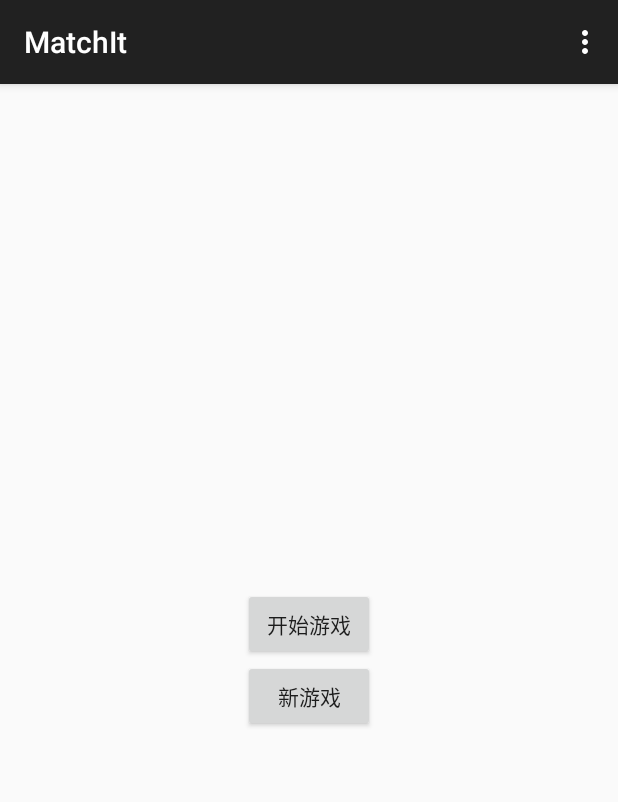
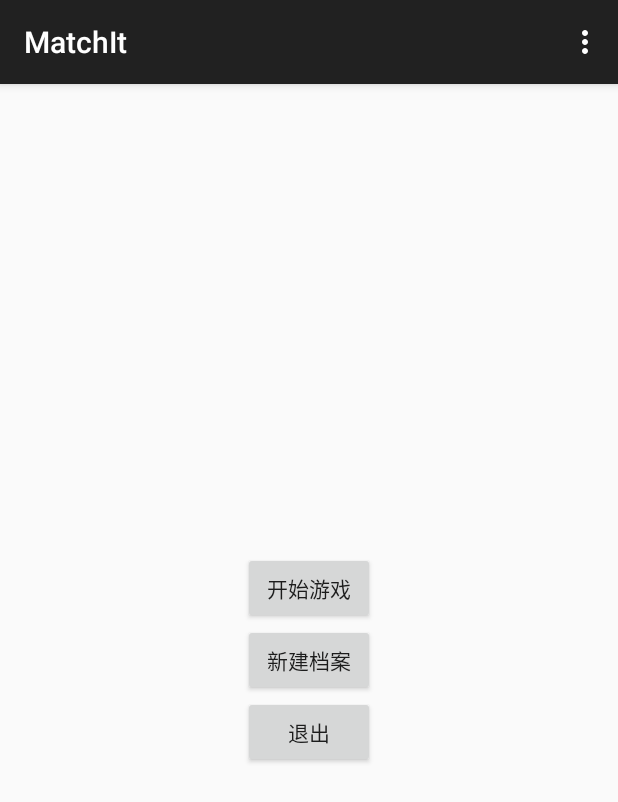
Before and after one commit to haluomao/MatchIt, an Android app: the screen it shows after launch (MainActivity), on a phone screen of 412 x 824 dp. Shown: the top 802 px of the screen. Run offline under Robolectric (Android 15) with nearby library versions, the phone set to English and light mode, and no system bars.

Commit message:
游戏内的逻辑搞定，现在就剩外面了。 1. 选择档案 2. 删除档案 3. 退出时保存

```diff
--- a/MatchIt/app/src/main/java/com/atongmu/matchit/MainActivity.java
+++ b/MatchIt/app/src/main/java/com/atongmu/matchit/MainActivity.java
@@ -1,6 +1,8 @@
 package com.atongmu.matchit;
 
+import android.app.AlertDialog;
 import android.content.Context;
+import android.content.DialogInterface;
 import android.content.Intent;
 import android.support.v7.app.AppCompatActivity;
 import android.os.Bundle;
@@ -8,21 +10,39 @@ import android.view.Menu;
 import android.view.MenuItem;
 import android.view.View;
 import android.view.ViewGroup;
+import android.widget.ArrayAdapter;
 import android.widget.Button;
+import android.widget.EditText;
 import android.widget.LinearLayout;
+import android.widget.ListAdapter;
+import android.widget.ListView;
+import android.widget.SimpleAdapter;
 
 import com.atongmu.matchit.activity.GameActivity;
 import com.atongmu.matchit.android.DrawSurfaceView;
 import com.atongmu.matchit.android.DrawView;
 import com.atongmu.matchit.android.MapView;
+import com.atongmu.matchit.entity.Account;
+import com.atongmu.matchit.entity.UserMission;
+import com.atongmu.matchit.util.Dao;
+import com.atongmu.matchit.util.Util;
+
+import java.util.ArrayList;
+import java.util.List;
+import java.util.Set;
 
 public class MainActivity extends AppCompatActivity {
 
+    private ListView listView;
+    private List<String> userList;
+    private ArrayAdapter adapter;
+    private String user;
     @Override
     protected void onCreate(Bundle savedInstanceState) {
         super.onCreate(savedInstanceState);
         //read user profile here
         setContentView(R.layout.activity_main);
+        listView = (ListView) findViewById(R.id.profile_list);
         init();
     }
 
@@ -33,10 +53,45 @@ public class MainActivity extends AppCompatActivity {
             @Override
             public void onClick(View view)
             {
+                if(userList==null || userList.size()==0)
+                    return;
+                saveProfile();
                 Intent intent = new Intent(MainActivity.this, GameActivity.class);
+                intent.putExtra("user", userList.get(0));
                 startActivity(intent);
             }
         });
+        userList = getData();
+        adapter = new ArrayAdapter<String>(this,
+                android.R.layout.simple_expandable_list_item_1,
+                userList
+                );
+
+        Button btnNew = (Button) findViewById(R.id.btn_new);
+        btnNew.setOnClickListener(new View.OnClickListener(){
+            @Override
+        public void onClick(View view){
+                final EditText inputServer = new EditText(MainActivity.this);
+                inputServer.setFocusable(true);
+                AlertDialog.Builder builder = new AlertDialog.Builder(MainActivity.this);
+                builder.setTitle(getString(R.string.new_profile)).setIcon(
+                        R.drawable.go).setView(inputServer).setNegativeButton(
+                        getString(R.string.cancel), null);
+                builder.setPositiveButton(getString(R.string.ok),
+                        new DialogInterface.OnClickListener() {
+                            public void onClick(DialogInterface dialog, int which) {
+                                if(userList.size()<10 && !userList.contains(inputServer.getText().toString())) {
+                                    userList.add(inputServer.getText().toString());
+                                    adapter.notifyDataSetChanged();
+                                }
+                            }
+                        });
+                builder.show();
+            }
+        });
+
+        listView.setAdapter(adapter);
+
 //        LinearLayout layout=(LinearLayout) findViewById(R.id.root);
 //        //final DrawView view=new DrawView(this);
 ////        final DrawView view=new DrawView(this);
@@ -50,6 +105,22 @@ public class MainActivity extends AppCompatActivity {
 //        layout.addView(view);
     }
 
+    private void saveProfile(){
+        Dao dao = new Dao(MainActivity.this, UserMission.PROFILE);
+        String str = Util.turnStr(userList);
+        dao.put(UserMission.USERS,str);
+    }
+
+    private List<String> getData(){
+        List<String> res = new ArrayList<>();
+        Dao dao = new Dao(MainActivity.this, UserMission.PROFILE);
+        String users = dao.getString(UserMission.USERS);
+        if("".equals(users)){
+            return res;
+        }else{
+            return Util.parseList(users);
+        }
+    }
     @Override
     public boolean onCreateOptionsMenu(Menu menu) {
         // Inflate the menu; this adds items to the action bar if it is present.
--- a/MatchIt/app/src/main/java/com/atongmu/matchit/activity/GameActivity.java
+++ b/MatchIt/app/src/main/java/com/atongmu/matchit/activity/GameActivity.java
@@ -25,7 +25,9 @@ public class GameActivity extends AppCompatActivity {
     private void init() {
         LinearLayout layout=(LinearLayout) findViewById(R.id.layout_game);
 
+        String user = getIntent().getStringExtra("user");
         final DrawSurfaceView view = new DrawSurfaceView(this);
+        view.setUser(user);
         view.setMinimumHeight(1200);
         view.setMinimumWidth(500);
         view.setZOrderOnTop(true);
--- a/MatchIt/app/src/main/res/layout/activity_main.xml
+++ b/MatchIt/app/src/main/res/layout/activity_main.xml
@@ -22,10 +22,29 @@
             android:layout_gravity="center_horizontal" />
 
         <Button
+            android:layout_width="wrap_content"
+            android:layout_height="wrap_content"
+            android:text="新建档案"
+            android:id="@+id/btn_new"
+            android:layout_gravity="center_horizontal" />
+
+        <Button
             android:layout_width="fill_parent"
             android:layout_height="wrap_content"
-            android:text="新游戏"
-            android:id="@+id/btn_new"
+            android:text="退出"
+            android:id="@+id/btn_exit"
             android:layout_gravity="center_horizontal" />
+
+
     </LinearLayout>
+
+    <ListView
+        android:layout_width="wrap_content"
+        android:layout_height="160dp"
+        android:id="@+id/profile_list"
+        android:layout_alignParentBottom="true"
+        android:layout_alignParentLeft="true"
+        android:layout_alignParentStart="true" />
+
+
 </RelativeLayout>
--- a/MatchIt/app/src/main/res/values/strings.xml
+++ b/MatchIt/app/src/main/res/values/strings.xml
@@ -3,4 +3,7 @@
 
     <string name="hello_world">Hello world!</string>
     <string name="action_settings">Settings</string>
+    <string name="new_profile">New Profile</string>
+    <string name="cancel">Cancel</string>
+    <string name="ok">Ok</string>
 </resources>
```
Also changed, not shown: MatchIt/app/src/main/java/com/atongmu/matchit/android/DrawSurfaceView.java (+38 -9 lines), MatchIt/app/src/main/java/com/atongmu/matchit/dao/ProfileDao.java (+11 -0 lines), MatchIt/app/src/main/java/com/atongmu/matchit/entity/Mission.java (+0 -19 lines), MatchIt/app/src/main/java/com/atongmu/matchit/entity/UserMission.java (+22 -0 lines), MatchIt/app/src/main/java/com/atongmu/matchit/util/Util.java (added, +53 -0 lines), MatchIt/app/src/main/res/xml/misssions.xml (+59 -5 lines).
